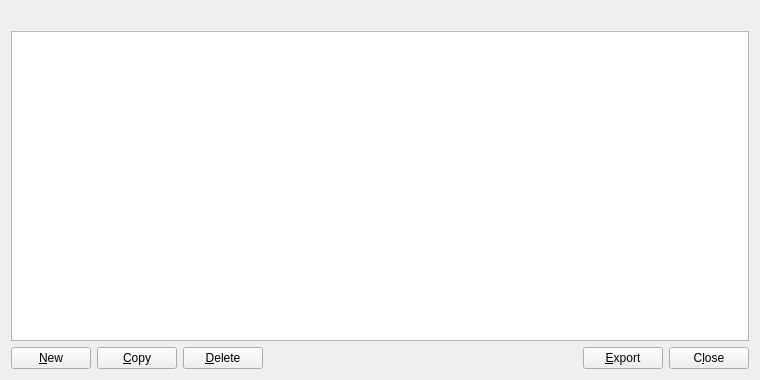
Above: src/qt/forms/addressbookpage.ui from project-qmc/QMC before the change. Below: the same form after it.
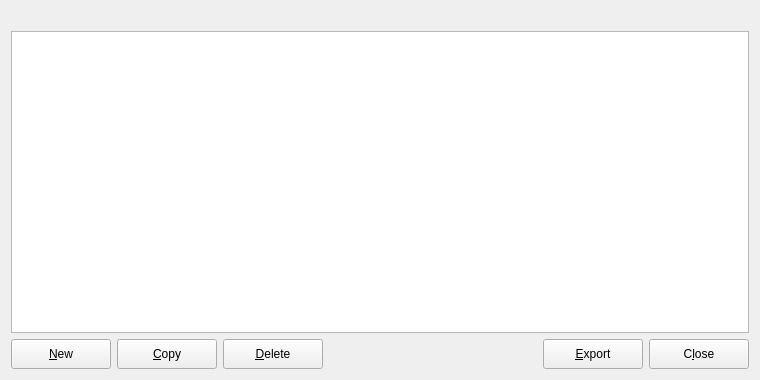
That is the form after the change. Icons and pictures are not drawn.

```diff
--- a/src/qt/forms/addressbookpage.ui
+++ b/src/qt/forms/addressbookpage.ui
@@ -90,6 +90,18 @@
     <layout class="QHBoxLayout" name="horizontalLayout">
      <item>
       <widget class="QPushButton" name="newAddress">
+       <property name="minimumSize">
+        <size>
+         <width>100</width>
+         <height>30</height>
+        </size>
+       </property>
+       <property name="maximumSize">
+        <size>
+         <width>100</width>
+         <height>30</height>
+        </size>
+       </property>
        <property name="toolTip">
         <string>Create a new address</string>
        </property>
@@ -107,6 +119,18 @@
      </item>
      <item>
       <widget class="QPushButton" name="copyAddress">
+       <property name="minimumSize">
+        <size>
+         <width>100</width>
+         <height>30</height>
+        </size>
+       </property>
+       <property name="maximumSize">
+        <size>
+         <width>100</width>
+         <height>30</height>
+        </size>
+       </property>
        <property name="toolTip">
         <string>Copy the currently selected address to the system clipboard</string>
        </property>
@@ -124,6 +148,18 @@
      </item>
      <item>
       <widget class="QPushButton" name="deleteAddress">
+       <property name="minimumSize">
+        <size>
+         <width>100</width>
+         <height>30</height>
+        </size>
+       </property>
+       <property name="maximumSize">
+        <size>
+         <width>100</width>
+         <height>30</height>
+        </size>
+       </property>
        <property name="toolTip">
         <string>Delete the currently selected address from the list</string>
        </property>
@@ -154,6 +190,18 @@
      </item>
      <item>
       <widget class="QPushButton" name="exportButton">
+       <property name="minimumSize">
+        <size>
+         <width>100</width>
+         <height>30</height>
+        </size>
+       </property>
+       <property name="maximumSize">
+        <size>
+         <width>100</width>
+         <height>30</height>
+        </size>
+       </property>
        <property name="toolTip">
         <string>Export the data in the current tab to a file</string>
        </property>
@@ -177,6 +225,18 @@
          <verstretch>0</verstretch>
         </sizepolicy>
        </property>
+       <property name="minimumSize">
+        <size>
+         <width>100</width>
+         <height>30</height>
+        </size>
+       </property>
+       <property name="maximumSize">
+        <size>
+         <width>100</width>
+         <height>30</height>
+        </size>
+       </property>
        <property name="text">
         <string>C&amp;lose</string>
        </property>
```
